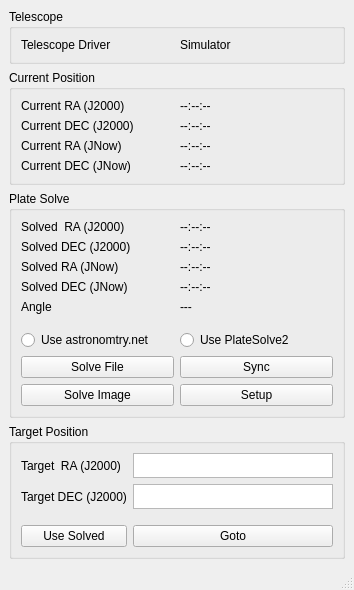
PythonAstroimagingSuite/pyastrometry, file pyastrometry_qt.ui: the form before one commit.
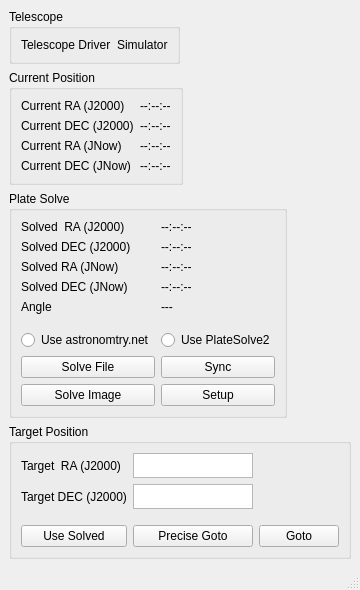
The form after the commit.

Commit message: precise slew code started

```diff
--- a/pyastrometry_qt.ui
+++ b/pyastrometry_qt.ui
@@ -6,7 +6,7 @@
    <rect>
     <x>0</x>
     <y>0</y>
-    <width>339</width>
+    <width>346</width>
     <height>579</height>
    </rect>
   </property>
@@ -14,8 +14,8 @@
    <string>MainWindow</string>
   </property>
   <widget class="QWidget" name="centralwidget">
-   <layout class="QVBoxLayout" name="verticalLayout">
-    <item>
+   <layout class="QFormLayout" name="formLayout">
+    <item row="0" column="0">
      <widget class="QGroupBox" name="groupBox_3">
       <property name="title">
        <string>Telescope</string>
@@ -38,7 +38,7 @@
       </layout>
      </widget>
     </item>
-    <item>
+    <item row="1" column="0">
      <widget class="QGroupBox" name="groupBox">
       <property name="title">
        <string>Current Position</string>
@@ -103,7 +103,7 @@
       </layout>
      </widget>
     </item>
-    <item>
+    <item row="2" column="0">
      <widget class="QGroupBox" name="groupBox_2">
       <property name="title">
        <string>Plate Solve</string>
@@ -246,7 +246,7 @@
       </layout>
      </widget>
     </item>
-    <item>
+    <item row="3" column="0">
      <widget class="QGroupBox" name="groupBox_4">
       <property name="sizePolicy">
        <sizepolicy hsizetype="Preferred" vsizetype="Preferred">
@@ -258,6 +258,13 @@
        <string>Target Position</string>
       </property>
       <layout class="QGridLayout" name="gridLayout_5">
+       <item row="0" column="0">
+        <widget class="QLabel" name="label_13">
+         <property name="text">
+          <string>Target  RA (J2000)</string>
+         </property>
+        </widget>
+       </item>
        <item row="0" column="1">
         <widget class="QPlainTextEdit" name="target_ra_j2000_entry">
          <property name="sizePolicy">
@@ -268,7 +275,7 @@
          </property>
          <property name="maximumSize">
           <size>
-           <width>200</width>
+           <width>120</width>
            <height>25</height>
           </size>
          </property>
@@ -306,7 +313,7 @@
          </property>
          <property name="maximumSize">
           <size>
-           <width>200</width>
+           <width>120</width>
            <height>25</height>
           </size>
          </property>
@@ -321,21 +328,7 @@
          </property>
         </widget>
        </item>
-       <item row="3" column="1">
-        <widget class="QPushButton" name="target_goto_button">
-         <property name="text">
-          <string>Goto</string>
-         </property>
-        </widget>
-       </item>
-       <item row="0" column="0">
-        <widget class="QLabel" name="label_13">
-         <property name="text">
-          <string>Target  RA (J2000)</string>
-         </property>
-        </widget>
-       </item>
-       <item row="2" column="0" colspan="2">
+       <item row="2" column="0">
         <spacer name="horizontalSpacer_2">
          <property name="orientation">
           <enum>Qt::Horizontal</enum>
@@ -353,11 +346,43 @@
        </item>
        <item row="3" column="0">
         <widget class="QPushButton" name="target_use_solved_button">
+         <property name="sizePolicy">
+          <sizepolicy hsizetype="Preferred" vsizetype="Fixed">
+           <horstretch>0</horstretch>
+           <verstretch>0</verstretch>
+          </sizepolicy>
+         </property>
          <property name="text">
           <string>Use Solved</string>
          </property>
         </widget>
        </item>
+       <item row="3" column="1">
+        <widget class="QPushButton" name="target_precise_goto_button">
+         <property name="sizePolicy">
+          <sizepolicy hsizetype="Preferred" vsizetype="Fixed">
+           <horstretch>0</horstretch>
+           <verstretch>0</verstretch>
+          </sizepolicy>
+         </property>
+         <property name="text">
+          <string>Precise Goto</string>
+         </property>
+        </widget>
+       </item>
+       <item row="3" column="2">
+        <widget class="QPushButton" name="target_goto_button">
+         <property name="sizePolicy">
+          <sizepolicy hsizetype="Preferred" vsizetype="Fixed">
+           <horstretch>0</horstretch>
+           <verstretch>0</verstretch>
+          </sizepolicy>
+         </property>
+         <property name="text">
+          <string>Goto</string>
+         </property>
+        </widget>
+       </item>
       </layout>
      </widget>
     </item>
@@ -368,7 +393,7 @@
     <rect>
      <x>0</x>
      <y>0</y>
-     <width>339</width>
+     <width>346</width>
      <height>21</height>
     </rect>
    </property>
```
The commit also changes 2 other files.
